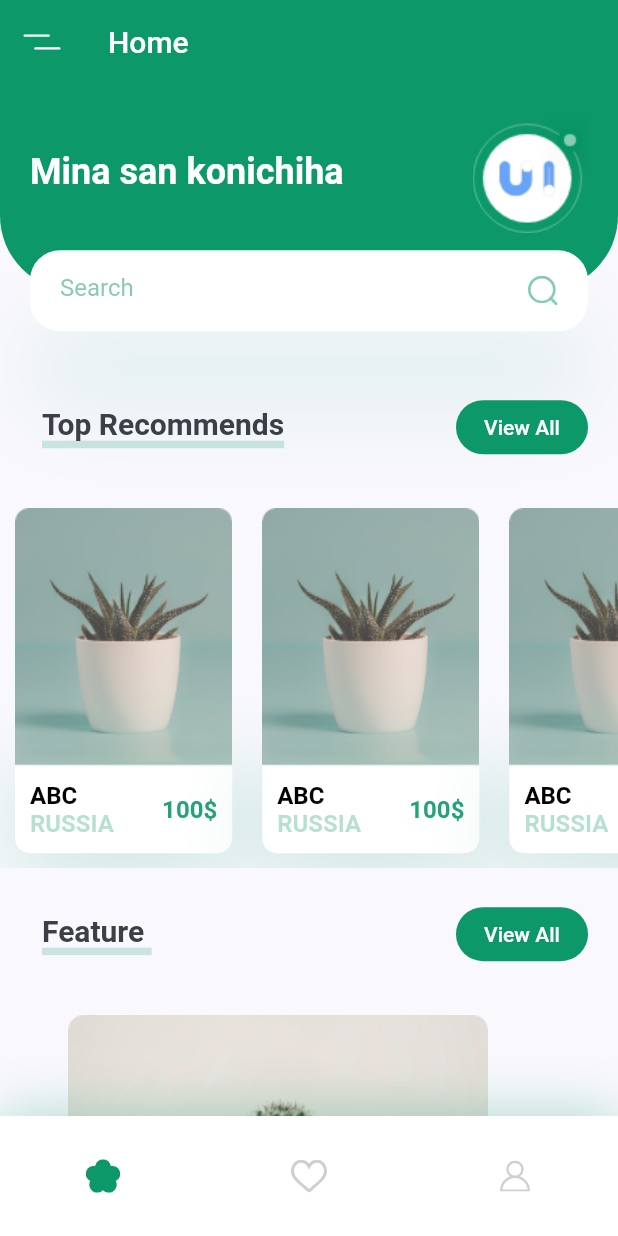
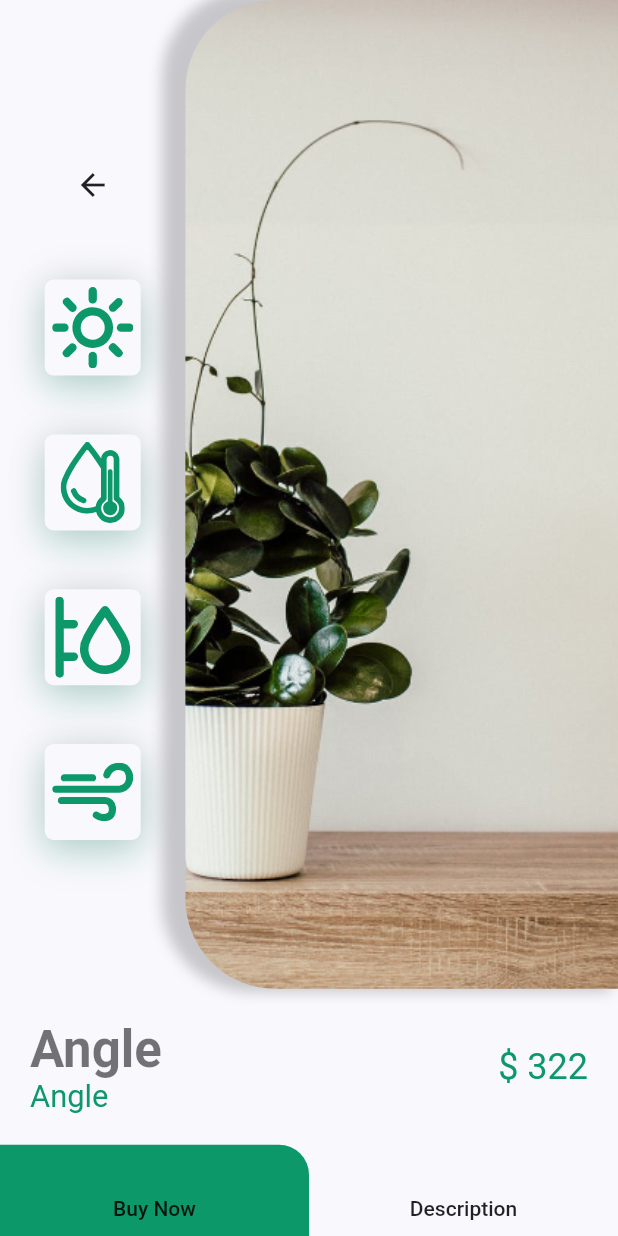
Before and after one commit to 17021084/flutter-ui-clone, a Flutter app: the screen it shows after launch, after a tap on an icon or button, on a phone screen of 412 x 824 dp. Run offline on Flutter 3.47's test engine with Material 2 defaults, Android fonts, the light colour scheme and no system bars; our stand-ins replace flutter_svg.

Commit message:
complete ui app

```diff
--- /dev/null
+++ b/lib/screens/details/components/button_block.dart
@@ -0,0 +1,38 @@
+import 'package:flutter/material.dart';
+
+import '../../../constant.dart';
+
+class ButtonBlock extends StatelessWidget {
+  const ButtonBlock({
+    Key? key,
+  }) : super(key: key);
+
+  @override
+  Widget build(BuildContext context) {
+    Size size = MediaQuery.of(context).size;
+    return Padding(
+      padding: const EdgeInsets.only(top: kDefaultPadding),
+      child: Row(
+        children: [
+          SizedBox(
+            width: size.width * 0.5,
+            height: 85,
+            child: FlatButton(
+              color: kPrimaryColor,
+              shape: const RoundedRectangleBorder(
+                borderRadius: BorderRadius.only(topRight: Radius.circular(20)),
+              ),
+              child: const Text("Buy Now"),
+              onPressed: () {},
+            ),
+          ),
+          Expanded(
+              child: FlatButton(
+            onPressed: () {},
+            child: const Text("Description"),
+          ))
+        ],
+      ),
+    );
+  }
+}
--- /dev/null
+++ b/lib/screens/details/components/condition.dart
@@ -0,0 +1,43 @@
+import 'package:flutter/material.dart';
+
+import '../../../constant.dart';
+import 'details_image.dart';
+import 'icon_cards.dart';
+
+class Condition extends StatelessWidget {
+  const Condition({
+    Key? key,
+  }) : super(key: key);
+
+  @override
+  Widget build(BuildContext context) {
+    Size size = MediaQuery.of(context).size;
+    return SizedBox(
+      height: size.height * 0.8,
+      child: Row(
+        crossAxisAlignment: CrossAxisAlignment.start,
+        children: [
+          Expanded(
+              child: Container(
+            padding: const EdgeInsets.symmetric(vertical: kDefaultPadding * 3),
+            child: Column(
+              mainAxisAlignment: MainAxisAlignment.spaceEvenly,
+              children: <Widget>[
+                IconButton(
+                    onPressed: () {
+                      Navigator.pop(context);
+                    },
+                    icon: const Icon(Icons.arrow_back)),
+                const IconCard(svgSrc: "assets/icons/sun.svg"),
+                const IconCard(svgSrc: "assets/icons/icon_2.svg"),
+                const IconCard(svgSrc: "assets/icons/icon_3.svg"),
+                const IconCard(svgSrc: "assets/icons/icon_4.svg"),
+              ],
+            ),
+          )),
+          const DetailsImage(image: "assets/images/img.png"),
+        ],
+      ),
+    );
+  }
+}
--- /dev/null
+++ b/lib/screens/details/components/details_body.dart
@@ -0,0 +1,31 @@
+// ignore_for_file: deprecated_member_use
+
+import 'package:flutter/material.dart';
+import 'package:fruit_app/constant.dart';
+import 'package:fruit_app/screens/details/components/title_price.dart';
+
+import 'button_block.dart';
+import 'condition.dart';
+
+class DetailsBody extends StatelessWidget {
+  const DetailsBody({Key? key}) : super(key: key);
+
+  @override
+  Widget build(BuildContext context) {
+    // có thể dùng safeview area để ko cho hiển thị lên đoạn sóng vạch kia.
+    return SingleChildScrollView(
+      physics: const ClampingScrollPhysics(),
+      child: Column(
+        children: const [
+          Condition(),
+          TitlePrice(price: 322),
+          ButtonBlock(),
+          // can add padding cho colum nua
+          SizedBox(
+            height: kDefaultPadding * 3,
+          )
+        ],
+      ),
+    );
+  }
+}
--- /dev/null
+++ b/lib/screens/details/components/details_image.dart
@@ -0,0 +1,36 @@
+import 'package:flutter/material.dart';
+
+class DetailsImage extends StatelessWidget {
+  final String image;
+  const DetailsImage({
+    Key? key,
+    required this.image,
+  }) : super(key: key);
+
+  @override
+  Widget build(BuildContext context) {
+    Size size = MediaQuery.of(context).size;
+    return Container(
+      height: size.height * 0.8,
+      width: size.width * 0.7,
+      decoration: BoxDecoration(
+        borderRadius: const BorderRadius.only(
+          topLeft: Radius.circular(60),
+          bottomLeft: Radius.circular(60),
+        ),
+        boxShadow: [
+          BoxShadow(
+            color: Colors.black.withOpacity(0.2),
+            spreadRadius: 5,
+            blurRadius: 7,
+            offset: const Offset(-10, -3), // changes position of shadow
+          ),
+        ],
+        image: DecorationImage(
+          image: AssetImage(image),
+          fit: BoxFit.cover,
+        ),
+      ),
+    );
+  }
+}
--- /dev/null
+++ b/lib/screens/details/components/icon_cards.dart
@@ -0,0 +1,35 @@
+import 'package:flutter/material.dart';
+import 'package:flutter_svg/svg.dart';
+import 'package:fruit_app/constant.dart';
+
+class IconCard extends StatelessWidget {
+  final String svgSrc;
+  const IconCard({
+    Key? key,
+    required this.svgSrc,
+  }) : super(key: key);
+
+  @override
+  Widget build(BuildContext context) {
+    return Container(
+      padding: const EdgeInsets.all(kDefaultPadding / 4),
+      height: 64,
+      width: 64,
+      decoration: BoxDecoration(
+        color: kBackgroundColor,
+        borderRadius: BorderRadius.circular(6),
+        boxShadow: [
+          BoxShadow(
+              color: kPrimaryColor.withOpacity(0.22),
+              blurRadius: 20,
+              offset: const Offset(0, 10)),
+          const BoxShadow(color: Colors.black12, blurRadius: 20),
+        ],
+      ),
+      child: SvgPicture.asset(
+        svgSrc,
+        color: kPrimaryColor,
+      ),
+    );
+  }
+}
--- /dev/null
+++ b/lib/screens/details/components/title_price.dart
@@ -0,0 +1,48 @@
+import 'package:flutter/material.dart';
+
+import '../../../constant.dart';
+
+class TitlePrice extends StatelessWidget {
+  const TitlePrice({
+    Key? key,
+    this.price,
+  }) : super(key: key);
+  final int? price;
+  @override
+  Widget build(BuildContext context) {
+    Size size = MediaQuery.of(context).size;
+    return Padding(
+      padding: const EdgeInsets.fromLTRB(
+          kDefaultPadding, kDefaultPadding, kDefaultPadding, 0),
+      child: Row(
+        children: [
+          RichText(
+              text: TextSpan(children: [
+            TextSpan(
+              text: "Angle\n",
+              style: Theme.of(context)
+                  .textTheme
+                  .headline4
+                  ?.copyWith(fontWeight: FontWeight.bold),
+            ),
+            TextSpan(
+                text: "Angle",
+                style: TextStyle(
+                  color: kPrimaryColor,
+                  fontWeight: FontWeight.w400,
+                  fontSize: size.width * 0.05,
+                ))
+          ])),
+          const Spacer(),
+          Text(
+            "\$ ${price ?? 0}",
+            style: Theme.of(context)
+                .textTheme
+                .headline5
+                ?.copyWith(color: kPrimaryColor),
+          )
+        ],
+      ),
+    );
+  }
+}
--- /dev/null
+++ b/lib/screens/details/details_screen.dart
@@ -0,0 +1,10 @@
+import 'package:flutter/material.dart';
+import 'components/details_body.dart';
+
+class DetailsScreen extends StatelessWidget {
+  const DetailsScreen({Key? key}) : super(key: key);
+  @override
+  Widget build(BuildContext context) {
+    return Scaffold(body: DetailsBody());
+  }
+}
--- a/lib/screens/home/components/feature_block.dart
+++ b/lib/screens/home/components/feature_block.dart
@@ -1,4 +1,6 @@
 import 'package:flutter/cupertino.dart';
+import 'package:flutter/material.dart';
+import 'package:fruit_app/screens/details/details_screen.dart';
 import 'package:fruit_app/screens/home/components/recommend_card.dart';
 
 import 'feature_card.dart';
@@ -19,21 +21,30 @@ class FeatureBlock extends StatelessWidget {
               price: 100,
               title: "abc",
               subTitle: "Russia",
-              onPress: () {},
+              onPress: () {
+                Navigator.push(context,
+                    MaterialPageRoute(builder: (context) => DetailsScreen()));
+              },
             ),
             FeatureCard(
               imageUrl: "assets/images/bottom_img_1.png",
               price: 100,
               title: "abc",
               subTitle: "Russia",
-              onPress: () {},
+              onPress: () {
+                Navigator.push(context,
+                    MaterialPageRoute(builder: (context) => DetailsScreen()));
+              },
             ),
             FeatureCard(
               imageUrl: "assets/images/bottom_img_1.png",
               price: 100,
               title: "abc",
               subTitle: "Russia",
-              onPress: () {},
+              onPress: () {
+                Navigator.push(context,
+                    MaterialPageRoute(builder: (context) => DetailsScreen()));
+              },
             ),
           ],
         ));
--- a/lib/screens/home/components/recommend_block.dart
+++ b/lib/screens/home/components/recommend_block.dart
@@ -1,4 +1,6 @@
 import 'package:flutter/cupertino.dart';
+import 'package:flutter/material.dart';
+import 'package:fruit_app/screens/details/details_screen.dart';
 import 'package:fruit_app/screens/home/components/recommend_card.dart';
 
 class RecommendBlock extends StatelessWidget {
@@ -17,21 +19,30 @@ class RecommendBlock extends StatelessWidget {
               price: 100,
               title: "abc",
               subTitle: "Russia",
-              onPress: () {},
+              onPress: () {
+                Navigator.push(context,
+                    MaterialPageRoute(builder: (context) => DetailsScreen()));
+              },
             ),
             RecommendCard(
               imageUrl: "assets/images/image_1.png",
               price: 100,
               title: "abc",
               subTitle: "Russia",
-              onPress: () {},
+              onPress: () {
+                Navigator.push(context,
+                    MaterialPageRoute(builder: (context) => DetailsScreen()));
+              },
             ),
             RecommendCard(
               imageUrl: "assets/images/image_1.png",
               price: 100,
               title: "abc",
               subTitle: "Russia",
-              onPress: () {},
+              onPress: () {
+                Navigator.push(context,
+                    MaterialPageRoute(builder: (context) => DetailsScreen()));
+              },
             ),
           ],
         ));
```
